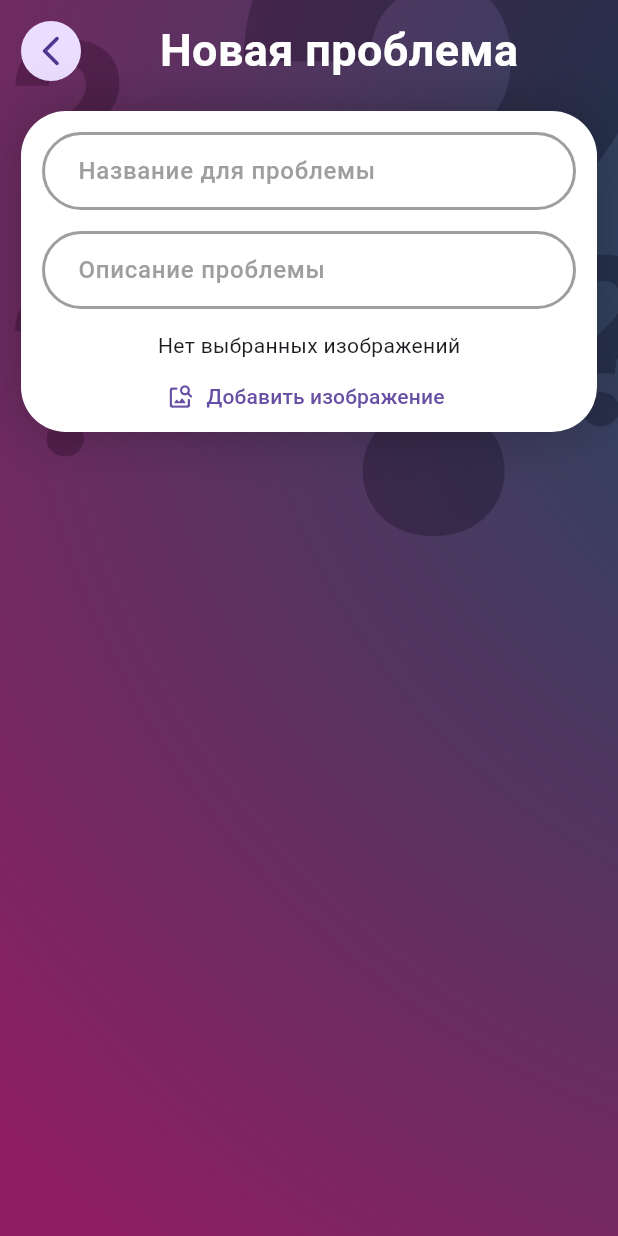
After one commit to ktojea/Smart_Office, a Flutter app: the AddProblemScreen screen opened directly, on a phone screen of 412 x 824 dp. The commit adds this screen. Run offline on Flutter 3.47's test engine with Material 2 defaults, Android fonts, the phone set to English and light mode, and no system bars; our stand-ins replace dio, flutter_svg, flutter_svg_provider, image_picker, shared_preferences; accounts and stored records are empty.

Commit message:
added commentaries, created visual for problems and answers + scaling images beta

```diff
--- a/lib/main.dart
+++ b/lib/main.dart
@@ -2,7 +2,6 @@ import 'package:flutter/material.dart';
 import 'package:smart_office/widgets/auth_screen/auth_screen.dart';
 import 'dart:io';
 
-import 'package:smart_office/widgets/main_screen/main_screen.dart';
 
 class MyHttpOverrides extends HttpOverrides {
   @override
@@ -24,7 +23,7 @@ class MyApp extends StatelessWidget {
   Widget build(BuildContext context) {
     return MaterialApp(
       title: 'Умный офис',
-      home: AuthScreen(),
+      home: const AuthScreen(),
       theme: ThemeData(
         useMaterial3: true,
       ),
--- a/lib/models/problem_and_solution/comment_model.dart
+++ b/lib/models/problem_and_solution/comment_model.dart
@@ -10,16 +10,19 @@ class Comment {
     required this.createdAt,
     required this.creatorId,
     required this.creatorName,
+    this.solutionId,
   });
 
 
   final String content;
-  @JsonKey(name: 'created_at')
+  @JsonKey(name: 'created_at', includeToJson: false)
   final String createdAt;
   @JsonKey(name: 'creator_id')
   final int creatorId;
   @JsonKey(name: 'creator_name')
   final String creatorName;
+  @JsonKey(name: 'problem_id', includeFromJson: false)
+  final int? solutionId;
 
   factory Comment.fromJson(Map<String, dynamic> json) => _$CommentFromJson(json);
 
--- a/lib/theme/theme.dart
+++ b/lib/theme/theme.dart
@@ -9,6 +9,7 @@ const bgForPollTopicWidget = Svg('assets/svg/bgForPollTopicWidget.svg');
 const bgForFavourites = Svg('assets/svg/bgForFavourites.svg');
 const bgForPomodoro = Svg('assets/svg/bgForPomodoro.svg');
 const bgForSmartOfficeWidget = Svg('assets/svg/bgForSmartOfficeWidget.svg');
+const bgForAddProblemOrSolution = Svg('assets/svg/bgForAddProblemOrSolution.svg');
 const bgForMap = 'assets/svg/bgForMap.svg';
 
 
--- a/lib/widgets/main_screen/main_screen.dart
+++ b/lib/widgets/main_screen/main_screen.dart
@@ -19,7 +19,7 @@ class MainScreen extends StatefulWidget {
 class _MainScreenState extends State<MainScreen> {
 
 
-  List<Widget> screens = [
+  List<Widget> screens = const [
     MapWidget(),
     MainWidget(),
     ServicesScreen(),
--- /dev/null
+++ b/lib/widgets/main_screen/stack_over_flow/add_problem_screen.dart
@@ -0,0 +1,128 @@
+import 'dart:io';
+import 'package:flutter/material.dart';
+import 'package:image_picker/image_picker.dart';
+
+import 'package:smart_office/theme/custom_text_fields/custom_text_field.dart';
+import 'package:smart_office/theme/theme.dart';
+
+class AddProblemScreen extends StatefulWidget {
+  const AddProblemScreen({super.key});
+
+  @override
+  State<AddProblemScreen> createState() {
+    return _AddProblemScreenState();
+  }
+}
+
+class _AddProblemScreenState extends State<AddProblemScreen> {
+  final _titleProblemController = TextEditingController();
+  final _textProblemController = TextEditingController();
+  final List<File> _selectedImages = [];
+
+  Future _pickImageFromGallery() async {
+    final returnedImage =
+        await ImagePicker().pickImage(source: ImageSource.gallery);
+
+    setState(() {
+      _selectedImages.add(File(returnedImage!.path));
+    });
+  }
+
+  @override
+  Widget build(BuildContext context) {
+    return Scaffold(
+      resizeToAvoidBottomInset: false,
+      body: Center(
+        child: Container(
+          padding: const EdgeInsets.all(14),
+          decoration: const BoxDecoration(
+              image: DecorationImage(
+                  image: bgForAddProblemOrSolution, fit: BoxFit.cover)),
+          child: SafeArea(
+            child: Column(
+              children: [
+                Row(
+                  children: [
+                    CircleAvatar(
+                      child: IconButton(
+                        onPressed: () {
+                          Navigator.of(context).pop();
+                        },
+                        icon: const Icon(Icons.arrow_back_ios_new_rounded),
+                      ),
+                    ),
+                    const Spacer(),
+                    const Text(
+                      'Новая проблема',
+                      style: TextStyle(
+                          height: 0.8,
+                          fontSize: 30,
+                          fontWeight: FontWeight.w600,
+                          color: Colors.white),
+                    ),
+                    const Spacer(),
+                  ],
+                ),
+                const SizedBox(
+                  height: 20,
+                ),
+                Container(
+                  padding: const EdgeInsets.fromLTRB(14, 14, 14, 0),
+                  decoration: whiteBoxDecoration,
+                  child: Column(
+                    children: [
+                      CustomTextField(
+                        controller: _titleProblemController,
+                        textLabel: 'Название для проблемы',
+                        maxLines: 2,
+                        maxLength: 250,
+                      ),
+                      const SizedBox(
+                        height: 14,
+                      ),
+                      CustomTextField(
+                        controller: _textProblemController,
+                        textLabel: 'Описание проблемы',
+                        maxLines: 8,
+                        maxLength: 5000,
+                      ),
+                      const SizedBox(
+                        height: 14,
+                      ),
+                      _selectedImages.isNotEmpty
+                          ? Wrap(
+                              spacing: 10,
+                              runSpacing: 10,
+                              children: _selectedImages
+                                  .map(
+                                    (e) => ClipRRect(
+                                      borderRadius: BorderRadius.circular(4),
+                                      child: Image.file(
+                                        e,
+                                        height: 70,
+                                        fit: BoxFit.cover,
+                                      ),
+                                    ),
+                                  )
+                                  .toList(),
+                            )
+                          : const Text('Нет выбранных изображений'),
+                      _selectedImages.length < 8
+                          ? TextButton.icon(
+                              onPressed: () {
+                                _pickImageFromGallery();
+                              },
+                              label: const Text('Добавить изображение'),
+                              icon: const Icon(Icons.image_search_rounded))
+                          : const SizedBox(height: 14),
+                    ],
+                  ),
+                ),
+              ],
+            ),
+          ),
+        ),
+      ),
+    );
+  }
+}
--- a/lib/widgets/main_screen/stack_over_flow/user_answer_widget.dart
+++ b/lib/widgets/main_screen/stack_over_flow/user_answer_widget.dart
@@ -18,8 +18,6 @@ class _UserAnswerWidgetState extends State<UserAnswerWidget> {
   @override
   Widget build(BuildContext context) {
     return Container(
-      margin: const EdgeInsets.all(10),
-      padding: const EdgeInsets.all(20),
       decoration: whiteBoxDecoration,
       child: Column(children: [
         CustomTextField(
--- a/lib/widgets/services_screen/services_screen.dart
+++ b/lib/widgets/services_screen/services_screen.dart
@@ -39,7 +39,6 @@ class ServicesScreen extends StatelessWidget {
             ),
             InkWell(
               onTap: () {
-                print(123);
                 final Uri url = Uri.parse('https://www.pomidorko.ru');
                 launchUrl(url);
               },
--- a/pubspec.yaml
+++ b/pubspec.yaml
@@ -38,6 +38,7 @@ dependencies:
   intl: ^0.18.1
   flutter_svg: ^2.0.7
   url_launcher: ^6.1.14
+  image_picker: ^1.0.4
 
   # The following adds the Cupertino Icons font to your application.
   # Use with the CupertinoIcons class for iOS style icons.
```
Also changed, not shown: lib/requests/problems_requests/problems_requests.dart (+39 -0 lines), lib/theme/pinch_zoom_image_widget.dart (added, +106 -0 lines), lib/widgets/main_screen/main_widget.dart (+31 -6 lines), lib/widgets/main_screen/stack_over_flow/add_solution_widget.dart (added, +87 -0 lines), lib/widgets/main_screen/stack_over_flow/comments_widget.dart (+13 -2 lines), lib/widgets/main_screen/stack_over_flow/problem_details.dart (+9 -8 lines), lib/widgets/main_screen/stack_over_flow/solution_widget.dart (+30 -6 lines), assets/svg/bgForAddProblemOrSolution.svg (added), lib/models/problem_and_solution/comment_model.g.dart, pubspec.lock, 5 other files.
